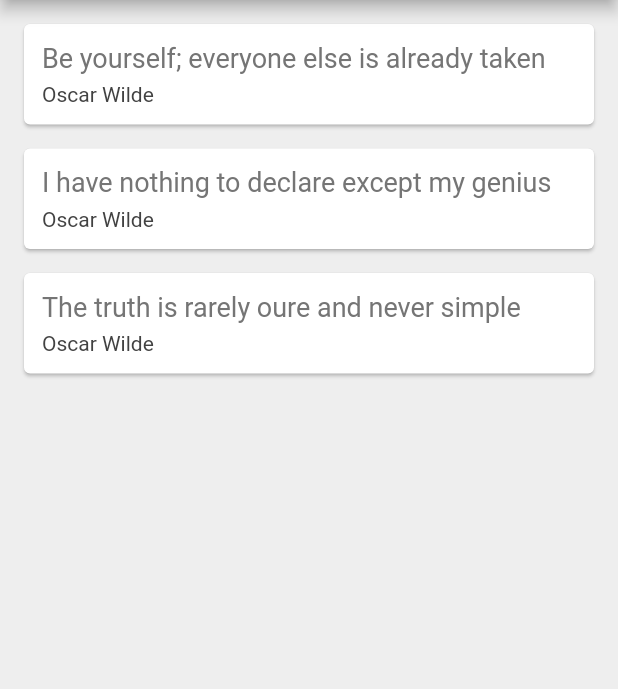
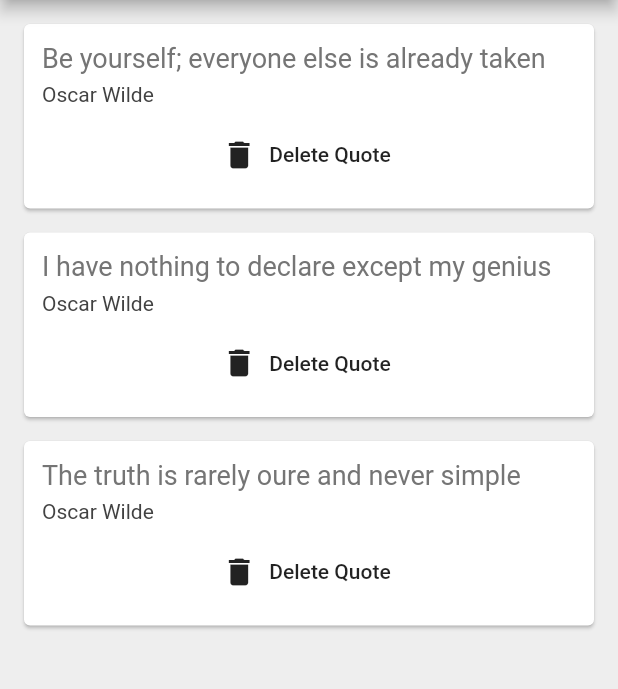
Before and after one commit to Deepinder1/quotes, a Flutter app: the screen it shows after launch, on a phone screen of 412 x 824 dp, the part 84-773 px from its top. Run offline on Flutter 3.47's test engine with Material 2 defaults, Android fonts, the phone set to English and light mode, and no system bars.

Commit message:
Second Commit

```diff
--- a/lib/main.dart
+++ b/lib/main.dart
@@ -1,5 +1,6 @@
 import 'package:flutter/material.dart';
 import 'package:quotes/quotes.dart';
+import 'quote_card.dart';
 
 void main() => runApp(MaterialApp(
       home: QuoteList(),
@@ -24,35 +25,6 @@ class _QuoteListState extends State<QuoteList> {
         text: 'The truth is rarely oure and never simple'),
   ];
 
-  Widget quoteTemplate(quote) {
-    return Card(
-      margin: EdgeInsets.fromLTRB(16.0, 16.0, 16.0, 0.0),
-      child: Padding(
-        padding: const EdgeInsets.all(12.0),
-        child: Column(
-          crossAxisAlignment: CrossAxisAlignment.stretch,
-          children: [
-            Text(
-              quote.text,
-              style: TextStyle(
-                fontSize: 18.0,
-                color: Colors.grey[600],
-              ),
-            ),
-            SizedBox(height: 6.0),
-            Text(
-              quote.author,
-              style: TextStyle(
-                fontSize: 14.0,
-                color: Colors.grey[800],
-              ),
-            ),
-          ],
-        ),
-      ),
-    );
-  }
-
   @override
   Widget build(BuildContext context) {
     return Scaffold(
@@ -63,7 +35,17 @@ class _QuoteListState extends State<QuoteList> {
         backgroundColor: Colors.redAccent,
       ),
       body: Column(
-        children: quotes.map((quote) => quoteTemplate(quote)).toList(),
+        children: quotes
+            .map((quote) => QuoteCard(
+                  quote: quote,
+                  delete: () {
+                    setState(() {
+                      //remove quote from quote list
+                      quotes.remove(quote);
+                    });
+                  },
+                ))
+            .toList(),
       ),
     );
   }
--- /dev/null
+++ b/lib/quote_card.dart
@@ -0,0 +1,50 @@
+import 'package:flutter/material.dart';
+import 'package:quotes/quotes.dart';
+
+class QuoteCard extends StatelessWidget {
+  //creating a quote object
+
+  final Quote quote;
+
+  //creating an anonymous function for delete
+  final Function delete;
+
+  //constuctor of QuoteCard
+  QuoteCard({this.quote, this.delete});
+
+  @override
+  Widget build(BuildContext context) {
+    return Card(
+      margin: EdgeInsets.fromLTRB(16.0, 16.0, 16.0, 0.0),
+      child: Padding(
+        padding: const EdgeInsets.all(12.0),
+        child: Column(
+          crossAxisAlignment: CrossAxisAlignment.stretch,
+          children: [
+            Text(
+              quote.text,
+              style: TextStyle(
+                fontSize: 18.0,
+                color: Colors.grey[600],
+              ),
+            ),
+            SizedBox(height: 6.0),
+            Text(
+              quote.author,
+              style: TextStyle(
+                fontSize: 14.0,
+                color: Colors.grey[800],
+              ),
+            ),
+            SizedBox(height: 8.0),
+            FlatButton.icon(
+              onPressed: delete,
+              label: Text('Delete Quote'),
+              icon: Icon(Icons.delete),
+            ),
+          ],
+        ),
+      ),
+    );
+  }
+}
```
